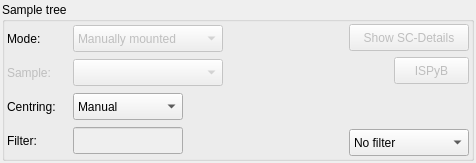
Qt form Bricks/widgets/ui_files/Qt4_sample_changer_widget_layout.ui (mxcube/mxcubeqt) before a commit.
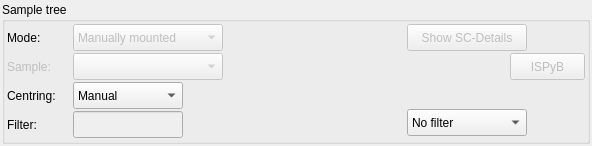
The same form after that commit. Icons and pictures are not drawn.

What changed in the file:
```diff
--- a/Bricks/widgets/ui_files/Qt4_sample_changer_widget_layout.ui
+++ b/Bricks/widgets/ui_files/Qt4_sample_changer_widget_layout.ui
@@ -6,12 +6,12 @@
    <rect>
     <x>0</x>
     <y>0</y>
-    <width>476</width>
-    <height>163</height>
+    <width>592</width>
+    <height>146</height>
    </rect>
   </property>
   <property name="sizePolicy">
-   <sizepolicy hsizetype="Expanding" vsizetype="Fixed">
+   <sizepolicy hsizetype="Expanding" vsizetype="Minimum">
     <horstretch>0</horstretch>
     <verstretch>0</verstretch>
    </sizepolicy>
@@ -34,6 +34,12 @@
    </property>
    <item>
     <widget class="QGroupBox" name="groupBox">
+     <property name="sizePolicy">
+      <sizepolicy hsizetype="Preferred" vsizetype="Minimum">
+       <horstretch>0</horstretch>
+       <verstretch>0</verstretch>
+      </sizepolicy>
+     </property>
      <property name="title">
       <string>Sample tree</string>
      </property>
@@ -51,6 +57,12 @@
        <layout class="QHBoxLayout" name="horizontalLayout">
         <item>
          <layout class="QVBoxLayout" name="verticalLayout_2">
+          <property name="spacing">
+           <number>2</number>
+          </property>
+          <property name="sizeConstraint">
+           <enum>QLayout::SetMinimumSize</enum>
+          </property>
           <item>
            <widget class="QLabel" name="label_2">
             <property name="sizePolicy">
@@ -146,6 +158,12 @@
         </item>
         <item>
          <layout class="QVBoxLayout" name="verticalLayout_3">
+          <property name="spacing">
+           <number>2</number>
+          </property>
+          <property name="sizeConstraint">
+           <enum>QLayout::SetMinimumSize</enum>
+          </property>
           <item>
            <widget class="QComboBox" name="filter_cbox">
             <property name="enabled">
@@ -274,6 +292,12 @@
         </item>
         <item>
          <layout class="QVBoxLayout" name="verticalLayout">
+          <property name="spacing">
+           <number>2</number>
+          </property>
+          <property name="sizeConstraint">
+           <enum>QLayout::SetMinimumSize</enum>
+          </property>
           <item>
            <widget class="QPushButton" name="details_button">
             <property name="enabled">
@@ -315,9 +339,12 @@
               <property name="orientation">
                <enum>Qt::Horizontal</enum>
               </property>
+              <property name="sizeType">
+               <enum>QSizePolicy::MinimumExpanding</enum>
+              </property>
               <property name="sizeHint" stdset="0">
                <size>
-                <width>10</width>
+                <width>40</width>
                 <height>20</height>
                </size>
               </property>
@@ -362,6 +389,9 @@
             <property name="orientation">
              <enum>Qt::Vertical</enum>
             </property>
+            <property name="sizeType">
+             <enum>QSizePolicy::Fixed</enum>
+            </property>
             <property name="sizeHint" stdset="0">
              <size>
               <width>20</width>
```
